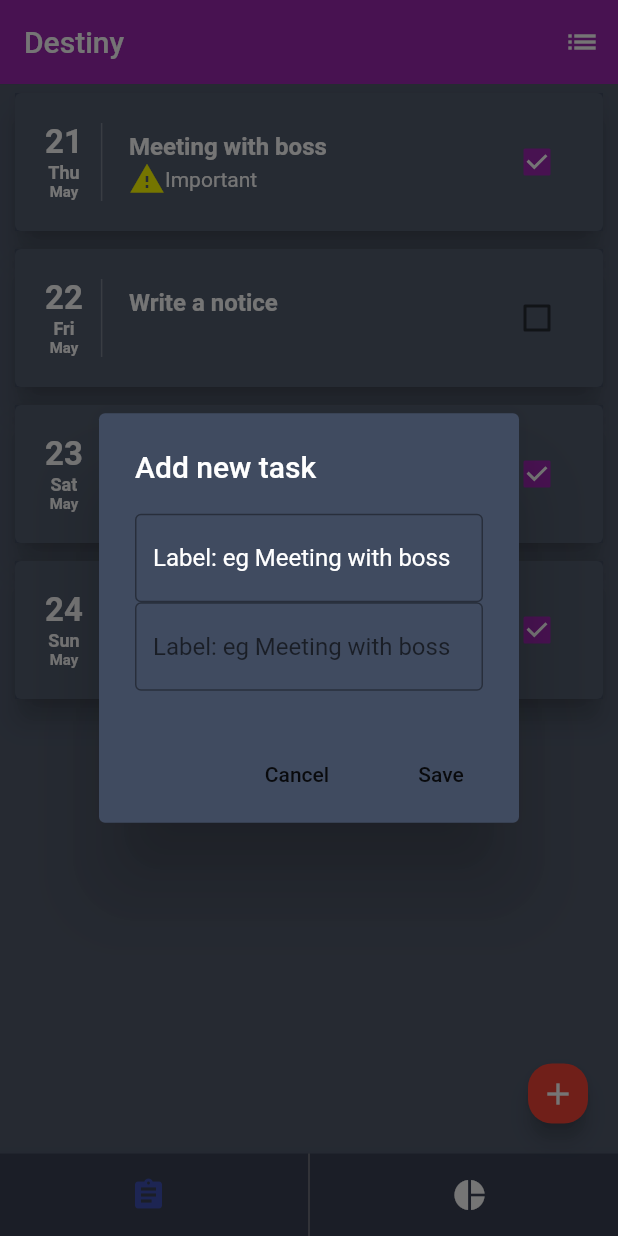
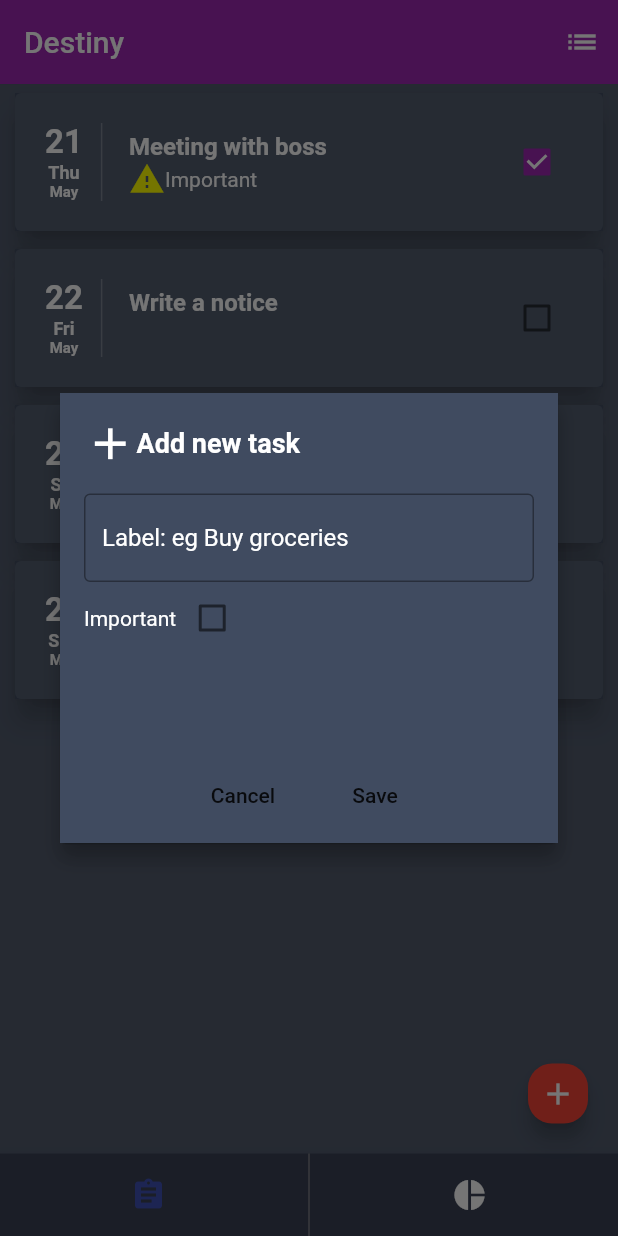
Before and after one commit to Michelphoenix98/todo-app, a Flutter app: the screen it shows after launch, after a tap on the "add" icon, on a phone screen of 412 x 824 dp. Run offline on Flutter 3.47's test engine with Material 2 defaults, Android fonts, the phone set to English and light mode, and no system bars.

```diff
--- a/lib/main.dart
+++ b/lib/main.dart
@@ -16,7 +16,14 @@ class MainApp extends StatelessWidget {
     );
   }
 }
+final List<Event> _events = <Event>[
+  Event("21","Thu","May","Meeting with boss",true,true),
+  Event("22","Fri","May","Write a notice",false,false),
+  Event("23","Sat","May","Buy groceries",true,true),
+  Event("24","Sun","May","Read documents",true,true),
 
+];
+final GlobalKey<AnimatedListState> _listKey = GlobalKey();
 class HomePage extends StatefulWidget {
   HomePage({Key key, this.title}) : super(key: key);
 
@@ -36,15 +43,9 @@ class Event{
   Event(this.dayNo,this.day,this.month,this.label,this.isImportant,this.isComplete);
 }
 class _HomePageState extends State<HomePage> {
-  final List<Event> _events = <Event>[
-    Event("21","Thu","May","Meeting with boss",true,true),
-    Event("22","Fri","May","Write a notice",false,false),
-    Event("23","Sat","May","Buy groceries",true,true),
-    Event("24","Sun","May","Read documents",true,true),
 
-  ];
   bool showAddTaskButton=true;
-  final GlobalKey<AnimatedListState> _listKey = GlobalKey();
+
   Widget _buildTiles(Event event,[int index]){
 
     return ListTile(
@@ -126,71 +127,14 @@ class _HomePageState extends State<HomePage> {
           builder: (BuildContext context) {
             // return object of type Dialog
             return
-              AlertDialog(
-
-                backgroundColor: Color.fromRGBO(64, 75, 96, 10),
-
-                title: new Text("Add new task",style: TextStyle(color:Colors.white),),
-                content:
-
-
-                SingleChildScrollView(
-
-                  child:
-
-                  Column(
-
-
-                    children: <Widget>[
-                      TextField(
-
-                        decoration: InputDecoration(
-
-                          border:OutlineInputBorder(),
-                          hintText:'Label: eg Meeting with boss',
-                          hintStyle: TextStyle(color:Colors.white),
-
-
-                        ),
-
-
-                      ),
-
-
-                      TextField(
-
-                        decoration: InputDecoration(
-
-                            border:OutlineInputBorder(),
-                            hintText:'Label: eg Meeting with boss'
-
-
-                        ),
-
-
-                      ),
+            Container(
+              child :CustomDialog(
 
 
 
-                    ],
-                  ),
-                ),
-                actions: <Widget>[
-                  // usually buttons at the bottom of the dialog
-                  new FlatButton(
-                    child: new Text("Cancel"),
-                    onPressed: () {
-                      Navigator.of(context).pop();
-                    },
-                  ),
-                  new FlatButton(
-                    child: new Text("Save"),
-                    onPressed: () {
-                      //code to save
-                    },
-                  ),
-                ],
-              );
+
+
+              ));
           },
         );
       },
@@ -225,8 +169,8 @@ class _HomePageState extends State<HomePage> {
       ),
     );
     return Scaffold(
-      resizeToAvoidBottomInset: false,
-      resizeToAvoidBottomPadding: false,
+    //  resizeToAvoidBottomInset: false,
+      //resizeToAvoidBottomPadding: false,
       backgroundColor: Color.fromRGBO(64, 75, 96, .9),
       appBar: appBar,
       body:
@@ -241,7 +185,7 @@ class _HomePageState extends State<HomePage> {
               showAddTaskButton? Container(
                 child: AnimatedList(
 
-
+key: _listKey,
                   initialItemCount:_events.length,
                   itemBuilder: (BuildContext context, int index,Animation animation) {
                     print(index);
@@ -253,7 +197,15 @@ class _HomePageState extends State<HomePage> {
                         key:ObjectKey(evtObject),
                         onDismissed:(direction) {
                           setState(() {
-                            _events.removeAt(index);
+                           var task= _events.removeAt(index);
+                            _listKey.currentState.removeItem(
+                              index,
+                                  (BuildContext context, Animation<double> animation) {
+                               return  _buildTiles(task);
+
+                              },
+                              duration: Duration(milliseconds: 00),
+                            );
                           });
 
                           Scaffold
@@ -264,6 +216,8 @@ class _HomePageState extends State<HomePage> {
                               // Some code to undo the change.
                               setState(() {
                                 _events.insert(index, evtObject);
+                                _listKey.currentState
+                                    .insertItem(index, duration: Duration(milliseconds: 500));
                               });
 
                             },
@@ -304,3 +258,118 @@ class _HomePageState extends State<HomePage> {
     );
   }
 }
+class CustomDialog extends StatefulWidget{
+  @override
+  CustomDialogState createState() => CustomDialogState();
+}
+class CustomDialogState extends State<CustomDialog> {
+
+bool isImportant=false;
+  @override
+  Widget build(BuildContext context) {
+    return Dialog(
+
+      elevation: 0.4,
+      backgroundColor: Colors.transparent,
+      child: Container(
+        padding: EdgeInsets.only(
+          top: 16,
+          bottom: 16,
+          left: 16,
+          right: 16,
+        ),
+        width: 1200,
+        height: 300,
+        decoration: new BoxDecoration(
+          color: Color.fromRGBO(64, 75, 96, 10),
+          shape: BoxShape.rectangle,
+          //borderRadius: BorderRadius.circular(16),
+          boxShadow: [
+            BoxShadow(
+              color: Colors.black26,
+              blurRadius: 10.0,
+              offset: const Offset(0.0, 10.0),
+            ),
+          ],
+        ),
+        child:
+        SingleChildScrollView(
+          child:
+        Column(
+          mainAxisSize: MainAxisSize.min, // To make the card compact
+          children: <Widget>[
+           Row(
+            children:[Icon(Icons.add,size: 35,color: Colors.white),
+            Text("Add new task",style: TextStyle(color:Colors.white,fontWeight: FontWeight.bold,fontSize: 18),),]),
+            SizedBox(height: 16.0),
+
+
+
+
+              Column(
+
+
+                children: <Widget>[
+                  Container(
+                      width:600.0,
+                      child:
+                      TextField(
+
+                        decoration: InputDecoration(
+
+                          border:OutlineInputBorder(),
+                          hintText:'Label: eg Buy groceries',
+                          hintStyle: TextStyle(color:Colors.white),
+
+
+                        ),
+
+
+                      )),
+Row(
+children:[
+  Text("Important",style:TextStyle(color:Colors.white)),
+                 Checkbox(
+
+                   value:isImportant,
+                   onChanged: (bool state){
+                     setState(() {
+isImportant=state;
+                     });
+                   },
+                 ),],),
+
+                  SizedBox(height: 70.0),
+                  Row(
+                    mainAxisSize: MainAxisSize.min,
+                    mainAxisAlignment: MainAxisAlignment.center,
+                    children:[ new FlatButton(
+                      child: new Text("Cancel"),
+                      onPressed: () {
+                        Navigator.of(context).pop();
+                      },
+                    ),
+                      new FlatButton(
+                        child: new Text("Save"),
+                        onPressed: () {
+                          //code to save
+                          int index=_events.length;
+                          _events.insert(0,new Event("31","Thur","Mar","Buy groceries",isImportant,false));
+                          _listKey.currentState
+                              .insertItem(0, duration: Duration(milliseconds: 500));
+                          Navigator.of(context).pop();
+                        },
+                      ),],
+                  ),
+
+                ],
+              ),
+
+
+          ],
+        ),
+      ),
+      ),
+    );
+  }
+}
```
